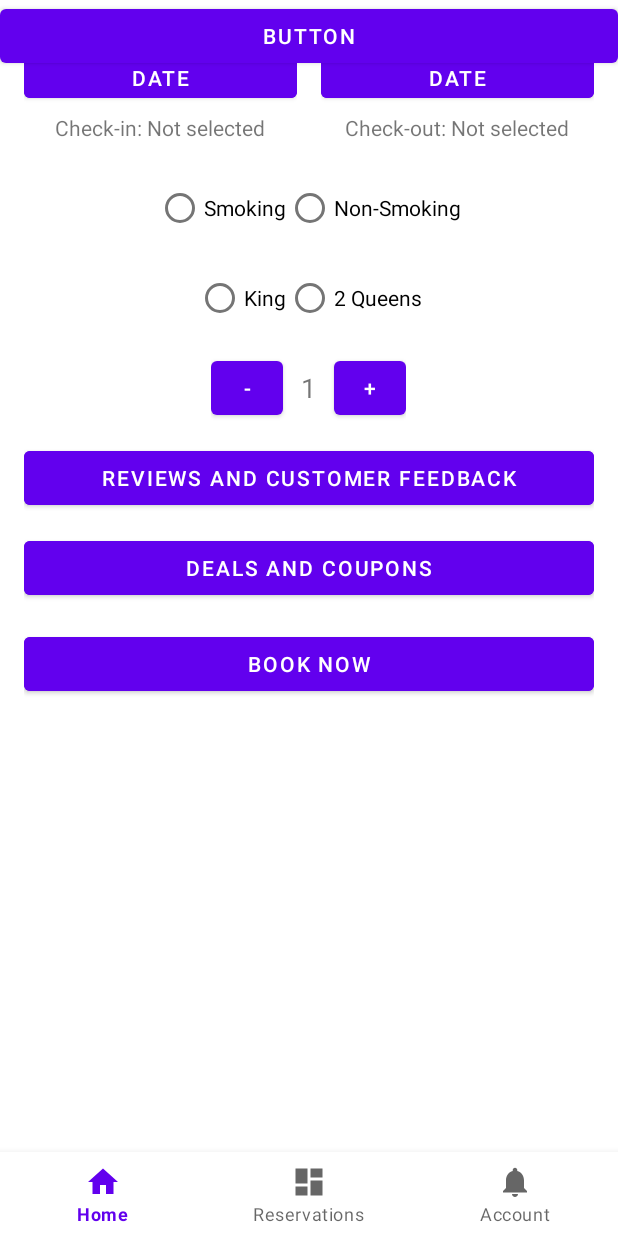
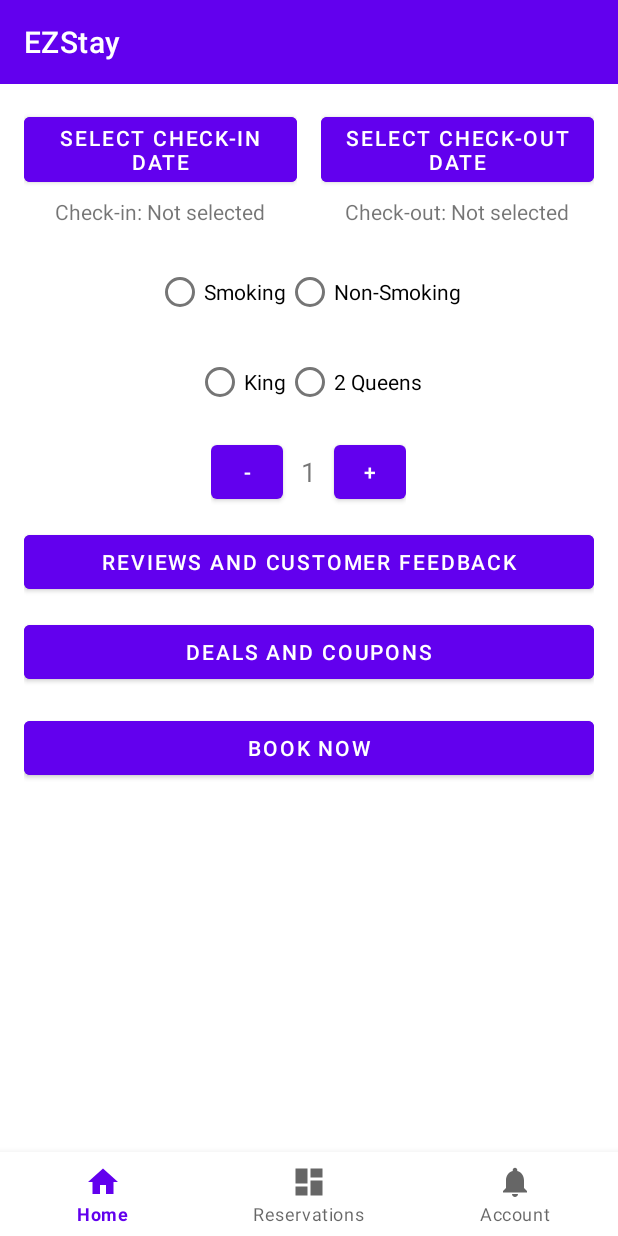
Before and after one commit to VikasSardhara/EZStay, an Android app: the screen it shows after launch (MainActivity), on a phone screen of 412 x 824 dp. Run offline under Robolectric (Android 15) with nearby library versions, the phone set to English and light mode, and no system bars; our stand-ins replace Volley.

Commit message:
Update activity_main_home.xml
not major ones

```diff
--- a/Homepage/app/src/main/res/layout/activity_main_home.xml
+++ b/Homepage/app/src/main/res/layout/activity_main_home.xml
@@ -1,31 +1,27 @@
-<?xml version="1.0" encoding="utf-8"?>
-<RelativeLayout
+<LinearLayout
     xmlns:android="http://schemas.android.com/apk/res/android"
     xmlns:app="http://schemas.android.com/apk/res-auto"
-    xmlns:tools="http://schemas.android.com/tools"
+    android:orientation="vertical"
     android:layout_width="match_parent"
-    android:layout_height="match_parent"
-    tools:context=".MainActivity">
+    android:layout_height="match_parent">
 
-    <!-- Fragment Container -->
+    <androidx.appcompat.widget.Toolbar
+        android:id="@+id/toolbar"
+        android:layout_width="match_parent"
+        android:layout_height="wrap_content"
+        android:background="?attr/colorPrimary"
+        android:theme="@style/ThemeOverlay.AppCompat.Dark.ActionBar"/>
+
     <FrameLayout
         android:id="@+id/fragment_container"
         android:layout_width="match_parent"
-        android:layout_height="match_parent"
-        android:layout_above="@id/bottomNavigationView">
+        android:layout_height="0dp"
+        android:layout_weight="1"/>
 
-        <Button
-            android:id="@+id/button"
-            android:layout_width="match_parent"
-            android:layout_height="wrap_content"
-            android:text="Button" />
-    </FrameLayout>
-
-    <!-- Bottom Navigation Bar -->
     <com.google.android.material.bottomnavigation.BottomNavigationView
         android:id="@+id/bottomNavigationView"
         android:layout_width="match_parent"
         android:layout_height="wrap_content"
-        android:layout_alignParentBottom="true"
+        android:background="?android:attr/windowBackground"
         app:menu="@menu/bottom_nav_menu"/>
-</RelativeLayout>
+</LinearLayout>
```
